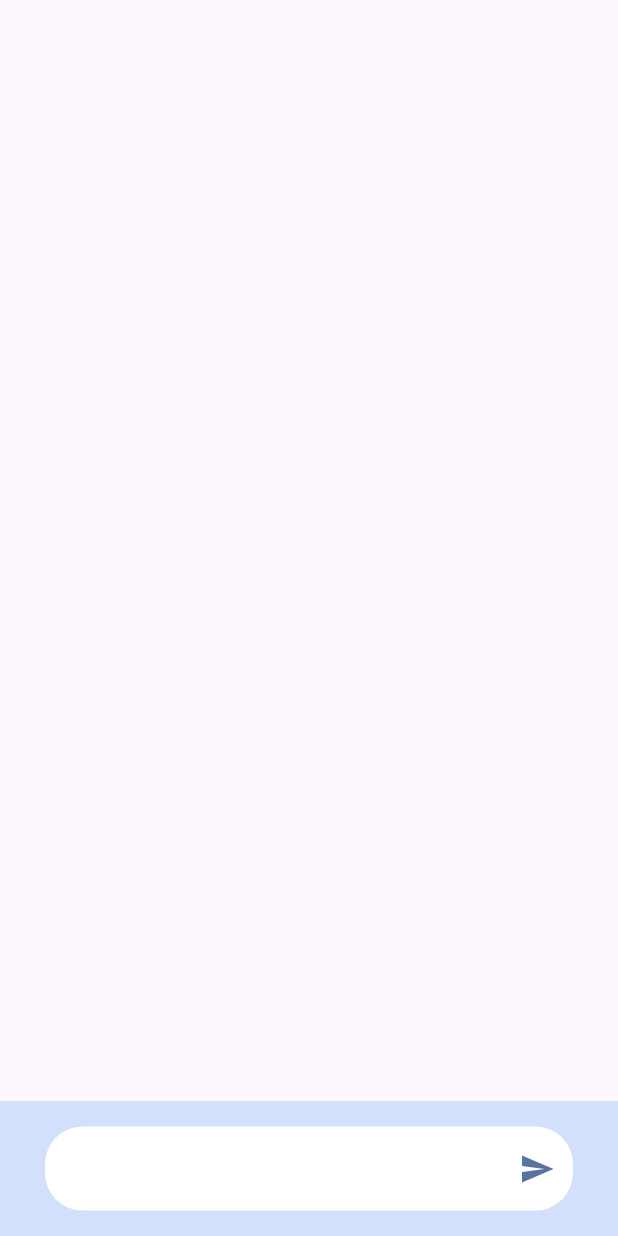
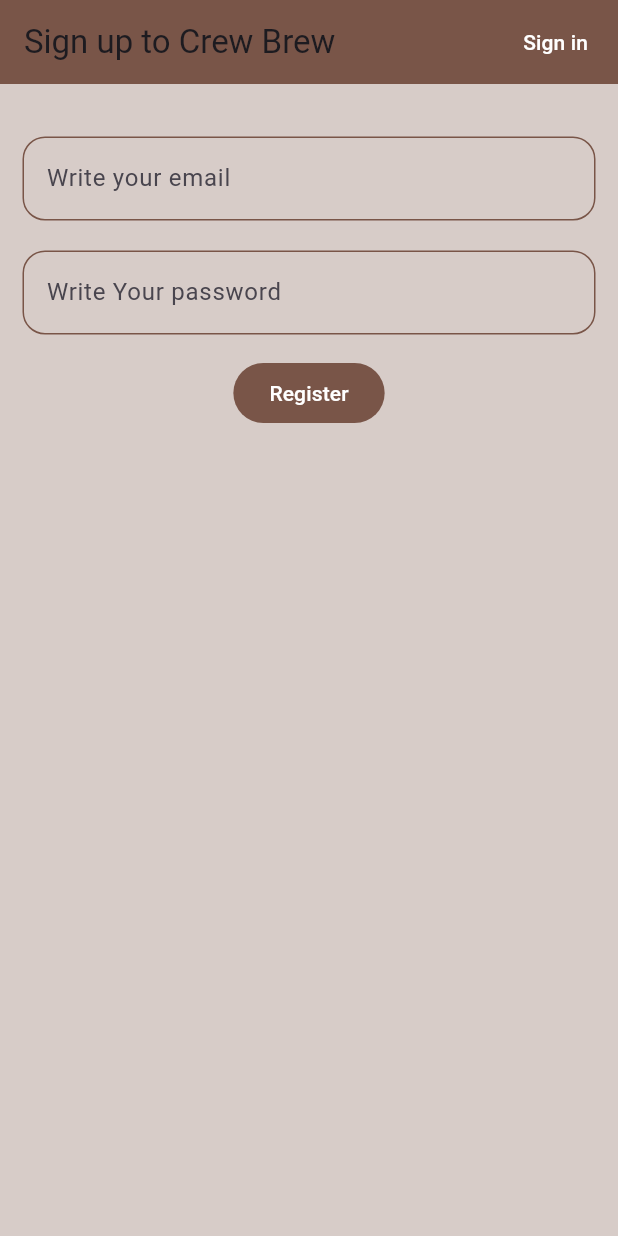
Before and after one commit to Ibrohim0344/fire_chat, a Flutter app: the screen it shows after launch, on a phone screen of 412 x 824 dp. Run offline on Flutter 3.47's test engine with Material 2 defaults, Android fonts, the phone set to English and light mode, and no system bars; drawn by our look-alikes of firebase_database; our stand-ins replace firebase_auth, firebase_core, flutter_spinkit; accounts and stored records are empty.

Commit message:
auth added

```diff
--- a/lib/src/common/models/message_model.dart
+++ b/lib/src/common/models/message_model.dart
@@ -8,7 +8,7 @@ class MessageModel {
   MessageModel({
     required this.message,
     this.chatId = "",
-    this.uid = 0,
+    this.uid = 1,
     this.isEdited = false,
     final DateTime? wroteAt,
   }) : wroteAt = wroteAt ?? DateTime.now();
--- a/lib/src/common/widget/app.dart
+++ b/lib/src/common/widget/app.dart
@@ -1,8 +1,9 @@
 import 'package:flutter/material.dart';
 import 'package:provider/provider.dart';
 
-import '../../feature/chat/chat_screen.dart';
 import '../../feature/chat/controller/chat_provider.dart';
+import '../../feature/wrapper.dart';
+import '../service/auth_service.dart';
 
 class App extends StatelessWidget {
   const App({Key? key}) : super(key: key);
@@ -12,7 +13,10 @@ class App extends StatelessWidget {
     return ChangeNotifierProvider<ChatProvider>(
       create: (context) => ChatProvider(),
       builder: (context, child) {
-        return MaterialApp(
+        return StreamProvider.value(
+          value: AuthService.user,
+          initialData: null,
+          child: MaterialApp(
             title: "Fire chat",
             debugShowCheckedModeBanner: false,
             theme: ThemeData(
@@ -20,7 +24,8 @@ class App extends StatelessWidget {
               colorScheme: ColorScheme.fromSeed(seedColor: Colors.deepPurple),
               useMaterial3: true,
             ),
-          home: const ChatScreen(),
+            home: const Wrapper(),
+          ),
         );
       },
     );
--- /dev/null
+++ b/lib/src/feature/auth/components/custom_text_field.dart
@@ -0,0 +1,65 @@
+import 'package:flutter/material.dart';
+
+class CustomTextFormField extends StatelessWidget {
+  const CustomTextFormField({
+    required this.controller,
+    required this.hintText,
+    this.obsecure = false,
+    this.validator,
+    super.key,
+  });
+
+  final TextEditingController controller;
+  final String hintText;
+  final bool obsecure;
+  final String? Function(String? value)? validator;
+
+  @override
+  Widget build(BuildContext context) {
+    return TextFormField(
+      validator: validator,
+      obscureText: obsecure,
+      cursorColor: Colors.brown,
+      controller: controller,
+      decoration: InputDecoration(
+        hintText: hintText,
+        focusedBorder: const OutlineInputBorder(
+          borderRadius: BorderRadius.all(
+            Radius.circular(15),
+          ),
+          borderSide: BorderSide(
+            color: Colors.brown,
+            width: 1,
+          ),
+        ),
+        enabledBorder: const OutlineInputBorder(
+          borderRadius: BorderRadius.all(
+            Radius.circular(15),
+          ),
+          borderSide: BorderSide(
+            color: Colors.brown,
+            width: 1,
+          ),
+        ),
+        focusedErrorBorder: const OutlineInputBorder(
+          borderRadius: BorderRadius.all(
+            Radius.circular(15),
+          ),
+          borderSide: BorderSide(
+            color: Colors.red,
+            width: 1,
+          ),
+        ),
+        errorBorder: const OutlineInputBorder(
+          borderRadius: BorderRadius.all(
+            Radius.circular(15),
+          ),
+          borderSide: BorderSide(
+            color: Colors.red,
+            width: 1,
+          ),
+        ),
+      ),
+    );
+  }
+}
--- /dev/null
+++ b/lib/src/feature/auth/register.dart
@@ -0,0 +1,146 @@
+import 'package:flutter/material.dart';
+
+import '../../common/models/user_model.dart';
+import '../../common/service/auth_service.dart';
+
+import 'components/custom_text_field.dart';
+import 'components/loading.dart';
+import 'sign_in.dart';
+
+class Register extends StatefulWidget {
+  const Register({super.key});
+
+  @override
+  State<Register> createState() => _RegisterState();
+}
+
+class _RegisterState extends State<Register> {
+  late final TextEditingController emailController;
+  late final TextEditingController passwordController;
+  String emailValidation = "";
+  bool loading = false;
+
+  final _formKey = GlobalKey<FormState>();
+
+  @override
+  void initState() {
+    emailController = TextEditingController();
+    passwordController = TextEditingController();
+    super.initState();
+  }
+
+  @override
+  void dispose() {
+    emailController.dispose();
+    passwordController.dispose();
+    super.dispose();
+  }
+
+  String? validateEmail(String? value) {
+    if (value != null && value.isEmpty) {
+      return "Please supply valid email";
+    }
+    return null;
+  }
+
+  String? validatePassword(String? value) {
+    if (value != null && value.length < 8) {
+      return "Enter password at least 8 characters";
+    }
+    return null;
+  }
+
+  @override
+  Widget build(BuildContext context) {
+    return loading
+        ? const Loading()
+        : Scaffold(
+            backgroundColor: Colors.brown.shade100,
+            appBar: AppBar(
+              backgroundColor: Colors.brown,
+              elevation: 0,
+              title: const Text("Sign up to Crew Brew"),
+              actions: [
+                TextButton(
+                  onPressed: () {
+                    Navigator.push(
+                      context,
+                      MaterialPageRoute(
+                        builder: (context) => const SignIn(),
+                      ),
+                    );
+                  },
+                  child: const Text(
+                    "Sign in",
+                    style: TextStyle(
+                      color: Colors.white,
+                    ),
+                  ),
+                ),
+                const SizedBox(width: 8),
+              ],
+            ),
+            body: Form(
+              key: _formKey,
+              child: Padding(
+                padding: const EdgeInsets.symmetric(
+                  vertical: 15,
+                  horizontal: 15,
+                ),
+                child: Column(
+                  children: [
+                    const SizedBox(height: 20),
+                    CustomTextFormField(
+                      validator: validateEmail,
+                      controller: emailController,
+                      hintText: "Write your email",
+                    ),
+                    const SizedBox(height: 20),
+                    CustomTextFormField(
+                      validator: validatePassword,
+                      controller: passwordController,
+                      hintText: "Write Your password",
+                      obsecure: true,
+                    ),
+                    const SizedBox(height: 15),
+                    FilledButton(
+                      style: FilledButton.styleFrom(
+                        backgroundColor: Colors.brown,
+                      ),
+                      onPressed: () async {
+                        if (_formKey.currentState!.validate()) {
+                          setState(() {
+                            loading = true;
+                          });
+                          final UserModel? result =
+                              await AuthService.registerWithEmailAndPassword(
+                            passwordController.text,
+                            emailController.text,
+                          );
+                          if (result == null) {
+                            setState(() {
+                              loading = false;
+                              emailValidation = "Please supply valid email";
+                            });
+                          }
+                        }
+                      },
+                      child: const Text(
+                        "Register",
+                      ),
+                    ),
+                    const SizedBox(height: 15),
+                    Text(
+                      emailValidation,
+                      style: const TextStyle(
+                        fontSize: 20,
+                        color: Colors.red,
+                      ),
+                    ),
+                  ],
+                ),
+              ),
+            ),
+          );
+  }
+}
--- a/lib/src/feature/chat/components/custom_message.dart
+++ b/lib/src/feature/chat/components/custom_message.dart
@@ -15,16 +15,16 @@ class CustomMessage extends StatelessWidget {
     return DecoratedBox(
       decoration: BoxDecoration(
         color: Color(
-          messageModel.uid == 0 ? 0xFF186F65 : 0xFF6499E9,
+          messageModel.uid == 1 ? 0xFF186F65 : 0xFF6499E9,
         ),
         borderRadius: BorderRadius.only(
           topLeft: const Radius.circular(15),
           bottomLeft: Radius.circular(
-            messageModel.uid == 1 ? 0 : 15,
+            messageModel.uid == 0 ? 0 : 15,
           ),
           topRight: const Radius.circular(15),
           bottomRight: Radius.circular(
-            messageModel.uid == 0 ? 0 : 15,
+            messageModel.uid == 1 ? 0 : 15,
           ),
         ),
       ),
--- /dev/null
+++ b/lib/src/feature/wrapper.dart
@@ -0,0 +1,17 @@
+import 'package:flutter/material.dart';
+import 'package:provider/provider.dart';
+
+import '../common/models/user_model.dart';
+import 'auth/register.dart';
+import 'chat/chat_screen.dart';
+
+class Wrapper extends StatelessWidget {
+  const Wrapper({super.key});
+
+  @override
+  Widget build(BuildContext context) {
+    final user = context.watch<UserModel?>();
+    debugPrint(user.toString());
+    return user == null ? const Register() : const ChatScreen();
+  }
+}
--- a/pubspec.yaml
+++ b/pubspec.yaml
@@ -19,7 +19,7 @@ publish_to: 'none' # Remove this line if you wish to publish to pub.dev
 version: 1.0.0+1
 
 environment:
-  sdk: '>=3.1.3 <4.0.0'
+  sdk: '>=3.1.0 <4.0.0'
 
 # Dependencies specify other packages that your package needs in order to work.
 # To automatically upgrade your package dependencies to the latest versions
@@ -39,6 +39,7 @@ dependencies:
   firebase_core: ^2.17.0
   provider: ^6.0.5
   firebase_auth: ^4.10.1
+  flutter_spinkit: ^5.2.0
 
 dev_dependencies:
   flutter_test:
```
Also changed, not shown: lib/src/feature/auth/components/loading.dart (added, +19 -0 lines), lib/src/feature/auth/sign_in.dart (added, +151 -0 lines), lib/src/feature/chat/chat_screen.dart (+39 -1 lines), pubspec.lock. Lines whose indentation alone changed are shown as unchanged.
